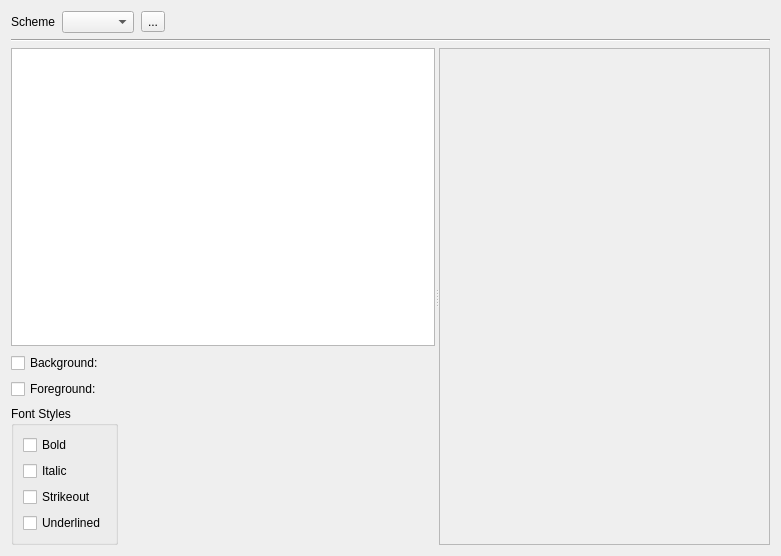
Qt form RedPandaIDE/settingsdialog/editorcolorschemewidget.ui (royqh1979/RedPanda-CPP) before a commit.
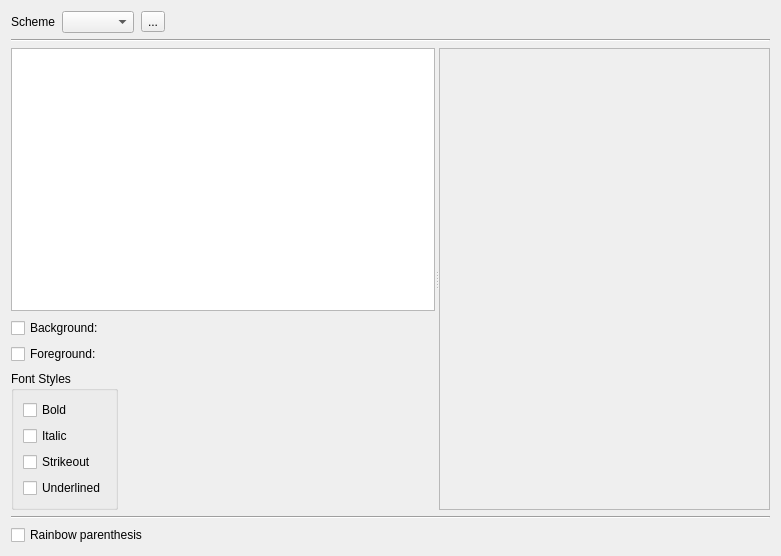
The same form after that commit. Custom widgets are drawn as their Qt base class.

Commit message: - enhancement: paint color editor use system palette's disabled group color  - fix: add watch not work when there's no editor openned;  - enhancement: rainbow parenthesis  - enhancement: run executable with parameters

```diff
--- a/RedPandaIDE/settingsdialog/editorcolorschemewidget.ui
+++ b/RedPandaIDE/settingsdialog/editorcolorschemewidget.ui
@@ -336,6 +336,20 @@
      </layout>
     </widget>
    </item>
+   <item>
+    <widget class="Line" name="line_2">
+     <property name="orientation">
+      <enum>Qt::Horizontal</enum>
+     </property>
+    </widget>
+   </item>
+   <item>
+    <widget class="QCheckBox" name="chkRainborParenthesis">
+     <property name="text">
+      <string>Rainbow parenthesis</string>
+     </property>
+    </widget>
+   </item>
   </layout>
   <action name="actionCopy_Scheme">
    <property name="text">
```
The commit also changes 15 other files.
